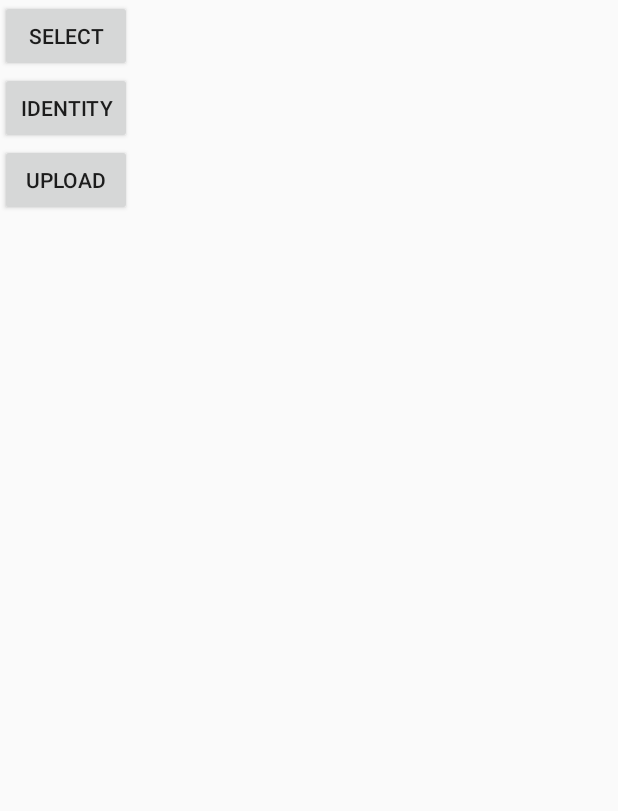
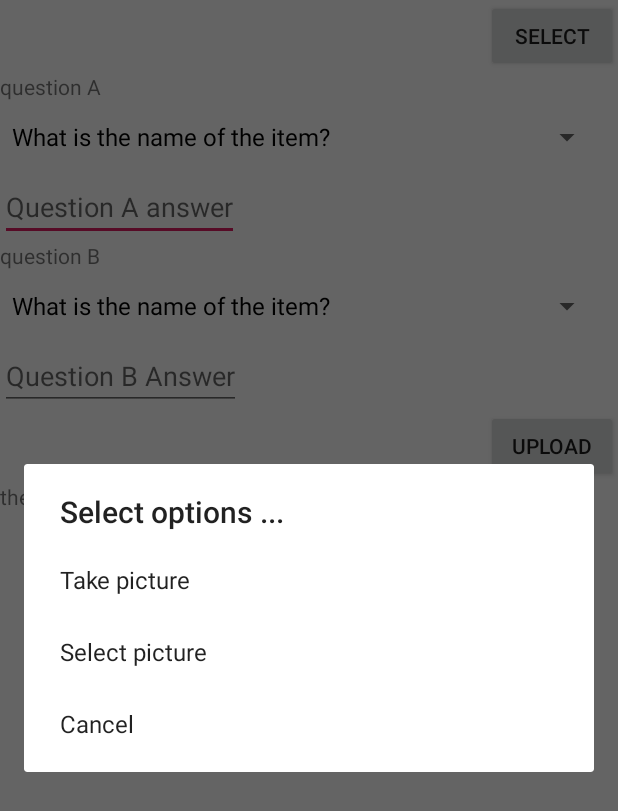
Before and after one commit to chauchauhy/FYP_Found, an Android app: the screen it shows after launch (ImageClassification), after a tap on "SELECT", on a phone screen of 412 x 824 dp. Shown: the top 811 px of the screen. Run offline under Robolectric (Android 15) with nearby library versions, the phone set to English and light mode, and no system bars; our stand-ins replace Firebase (no records; nobody signed in at launch, a user with empty details on screens opened directly); 1 statement that could not run was skipped.

```diff
--- a/app/src/main/java/com/example/fyp_found/ImageClassification.java
+++ b/app/src/main/java/com/example/fyp_found/ImageClassification.java
@@ -2,6 +2,8 @@ package com.example.fyp_found;
 
 import android.Manifest;
 import android.annotation.SuppressLint;
+import android.app.AlertDialog;
+import android.app.Dialog;
 import android.content.Context;
 import android.content.DialogInterface;
 import android.content.Intent;
@@ -16,19 +18,23 @@ import android.location.Location;
 import android.location.LocationManager;
 import android.net.Uri;
 import android.os.Bundle;
+import android.os.Environment;
 import android.os.Looper;
 import android.provider.MediaStore;
 import android.provider.Settings;
 import android.util.Base64;
 import android.util.Log;
 import android.view.View;
+import android.widget.AdapterView;
+import android.widget.ArrayAdapter;
 import android.widget.Button;
+import android.widget.EditText;
 import android.widget.ImageView;
+import android.widget.Spinner;
 import android.widget.TextView;
 
 import androidx.annotation.NonNull;
 import androidx.annotation.Nullable;
-import androidx.appcompat.app.AlertDialog;
 import androidx.appcompat.app.AppCompatActivity;
 import androidx.core.app.ActivityCompat;
 
@@ -57,11 +63,17 @@ import com.google.firebase.ml.vision.text.FirebaseVisionText;
 import com.google.firebase.ml.vision.text.FirebaseVisionTextRecognizer;
 
 import java.io.ByteArrayOutputStream;
+import java.io.File;
 import java.io.FileNotFoundException;
+import java.io.FileOutputStream;
 import java.io.IOException;
+import java.text.SimpleDateFormat;
 import java.util.ArrayList;
+import java.util.Date;
 import java.util.List;
 import java.util.Locale;
+
+import static com.example.fyp_found.setup.staticclass.current_dev_code;
 
 public class ImageClassification extends AppCompatActivity {
     TextView text, text1;
@@ -69,6 +81,11 @@ public class ImageClassification extends AppCompatActivity {
     Button select, identitfy, upload;
     Context context;
     Bitmap bitmap;
+    Spinner questionA, questionB;
+    EditText questionA_ans, questionB_ans;
+    String questionA_str , questionB_str;
+    ArrayList<String> question =new ArrayList<>();
+    String[] question_arr_final =  {"What is the name of the item?", "How much of this item?", "Where find this item? (in locker or somewhere?)" ,"When find this item" ,"What in this item?"};
     TextView t_array[] = new TextView[5];
     List[] list;
     ArrayList<Text_Recognize> text_re = new ArrayList<Text_Recognize>();
@@ -86,6 +103,7 @@ public class ImageClassification extends AppCompatActivity {
     String text_re_Str = "";
     // pick up image
     private int picked_image_code = 1;
+    private int take_carma_code = 2;
     private Uri image_uri;   // uri == url for android file
 
 
@@ -106,6 +124,10 @@ public class ImageClassification extends AppCompatActivity {
 
     }
 
+
+
+
+
     private void initvarible() {
         context = this;
         firebaseUser = FirebaseAuth.getInstance().getCurrentUser();
@@ -114,10 +136,10 @@ public class ImageClassification extends AppCompatActivity {
         }
         if(LocationServices.getFusedLocationProviderClient(this)!=null){
             fusedLocationProviderClient = LocationServices.getFusedLocationProviderClient(this);
-
         }
+        current_dev_code = Settings.Secure.getString(getContentResolver(),
+                Settings.Secure.ANDROID_ID);
     }
-
     private void initui() {
         // image's type
         t_array[0] = findViewById(R.id.image_label_imagetype_main);
@@ -131,6 +153,7 @@ public class ImageClassification extends AppCompatActivity {
         //button
         select = findViewById(R.id.image_label_select_btn);
         identitfy = findViewById(R.id.image_label_identitfy_btn);
+        identitfy.setVisibility(View.GONE);
         upload = findViewById(R.id.image_label_upload);
 
 
@@ -138,24 +161,100 @@ public class ImageClassification extends AppCompatActivity {
         text1 = findViewById(R.id.image_label_image_text);
         text = findViewById(R.id.image_label_imagetype_text);
 
+        // question
+        questionA = findViewById(R.id.spinner_questionA);
+        questionB = findViewById(R.id.spinner_questionB);
+        questionA_ans = findViewById(R.id.questionA_Ans);
+        questionB_ans = findViewById(R.id.questionB_Ans);
+        spinnerAdapter();
+
     }
+    private void spinnerAdapter(){
+        for(String i : question_arr_final){
+            question.add(i);
+        }
+        questionA.setPrompt("QuestionA");
+        questionA.setSelection(0, true);
+        questionA.setOnItemSelectedListener(new Spinner.OnItemSelectedListener() {
+            @Override
+            public void onItemSelected(AdapterView<?> adapterView, View view, int i, long l) {
+                questionA_str = question.get(i).toString();
+
+            }
+
+            @Override
+            public void onNothingSelected(AdapterView<?> adapterView) {
+                questionA_str = question.get(0).toString();
+
+            }
+        });
+
+
+        ArrayAdapter<String> questionA_adapter = new ArrayAdapter<>(ImageClassification.this, R.layout.support_simple_spinner_dropdown_item, question);
+        questionA.setAdapter(questionA_adapter);
+
+
+
+        questionB.setPrompt("QuestionB");
+        questionB.setSelection(0, true);
+        questionB.setOnItemSelectedListener(new Spinner.OnItemSelectedListener() {
+            @Override
+            public void onItemSelected(AdapterView<?> adapterView, View view, int i, long l) {
+                questionB_str = question.get(i);
+            }
+
+            @Override
+            public void onNothingSelected(AdapterView<?> adapterView) {
+                questionB_str = question.get(0);
+
+            }
+        });
+
+
+
+        ArrayAdapter<String> questionB_adapter = new ArrayAdapter<>(ImageClassification.this, R.layout.support_simple_spinner_dropdown_item, question);
+
+        questionB.setAdapter(questionB_adapter);
+
+    }
+
+    private void upload(){
+        if(bitmap!=null){
+            String bitmapToString = bitmaptoString(bitmap);
+
+        }
+    }
+
 
     private void buttonclicked() {
         select.setOnClickListener(new View.OnClickListener() {
             @Override
             public void onClick(View view) {
+                final AlertDialog.Builder builder = new AlertDialog.Builder(context);
+                final CharSequence[] options = {"Take picture", "Select picture", "Cancel"};
+                final String[] option =  {"Take picture", "Select picture", "Cancel"};
+                builder.setTitle("Select options ...").setItems(options, new DialogInterface.OnClickListener() {
+                    @Override
+                    public void onClick(DialogInterface dialogInterface, int i) {
+                        if(options[i].equals(option[0])){
+                            dialogInterface.dismiss();
+                            Intent intent = new Intent(MediaStore.ACTION_IMAGE_CAPTURE);
+                            startActivityForResult(intent, take_carma_code);
+
+                        }else if(options[i].equals(option[1])){
+                            dialogInterface.dismiss();
                             Intent intent = new Intent();
                             intent.setType("image/*");
                             intent.setAction(Intent.ACTION_GET_CONTENT);
-                startActivityForResult(Intent.createChooser(intent, "Please select a image from gallary"), 1);
+                            startActivityForResult(Intent.createChooser(intent, "Please select a image from gallary"), picked_image_code);
+
+
+                        }else if(options[i].equals(option[2])){
+                            dialogInterface.dismiss();
                         }
-        });
-        identitfy.setOnClickListener(new View.OnClickListener() {
-            @Override
-            public void onClick(View view) {
-                if (bitmap != null) {
-                    image_defin(bitmap);
                     }
+                }).show();
+
             }
         });
         select.setOnLongClickListener(new View.OnLongClickListener() {
@@ -174,10 +273,19 @@ public class ImageClassification extends AppCompatActivity {
     }
 
     // find out the image path on device
+    // request code == the intent action number;
     @Override
     protected void onActivityResult(int requestCode, int resultCode, @Nullable Intent data) {
         super.onActivityResult(requestCode, resultCode, data);
+        // if the result code == picked _ image code
         if (requestCode == picked_image_code && resultCode == RESULT_OK && data != null && data.getData() != null) {
+            for(TextView t : t_array){
+                t.setText("");
+                t.setVisibility(View.GONE);
+                text.setVisibility(View.GONE);
+                text1.setText("");
+                text.setText("");
+            }
             image_uri = data.getData();
             Log.i(staticclass.TAG, String.valueOf(image_uri));
 
@@ -185,6 +293,9 @@ public class ImageClassification extends AppCompatActivity {
                 bitmap = MediaStore.Images.Media.getBitmap(getContentResolver(), image_uri);
                 showimage.setImageBitmap(bitmap);
                 showimage.setVisibility(View.VISIBLE);
+                if(bitmap != null){
+                    image_defin(bitmap);
+                }
             } catch (FileNotFoundException e) {
                 Log.i(staticclass.TAG, e.toString());
                 e.printStackTrace();
@@ -192,6 +303,31 @@ public class ImageClassification extends AppCompatActivity {
                 e.printStackTrace();
                 Log.i(staticclass.TAG, e.toString());
             }
+            // if the result code == take carma code
+        }else if(requestCode == take_carma_code && data!=null){
+            for(TextView t : t_array){
+                t.setText("");
+                t.setVisibility(View.GONE);
+                text1.setText("");
+                text.setVisibility(View.GONE);
+                text.setText("");
+            }
+            try {
+                image_uri = data.getData();
+                bitmap = (Bitmap) data.getExtras().get("data");
+                ByteArrayOutputStream byteArrayOutputStream = new ByteArrayOutputStream();
+                bitmap.compress(Bitmap.CompressFormat.JPEG, 50, byteArrayOutputStream);
+
+                showimage.setImageBitmap(bitmap);
+                showimage.setVisibility(View.VISIBLE);
+                if(bitmap != null){
+                    image_defin(bitmap);
+                }
+            } catch (Exception e) {
+                e.printStackTrace();
+            }
+        }else{
+            Log.i(staticclass.TAG, "loss");
         }
     }
 
@@ -200,31 +336,29 @@ public class ImageClassification extends AppCompatActivity {
     private void image_defin(Bitmap bitmap) {
         if (bitmap != null) {
             final FirebaseVisionImage firebaseVisionImage = FirebaseVisionImage.fromBitmap(bitmap);
-            FirebaseVisionImageLabeler firebaseVisionImageLabeler = FirebaseVision.getInstance().getOnDeviceImageLabeler();
+            final FirebaseVisionImageLabeler firebaseVisionImageLabeler = FirebaseVision.getInstance().getOnDeviceImageLabeler();
             firebaseVisionImageLabeler.processImage(firebaseVisionImage).addOnSuccessListener(new OnSuccessListener<List<FirebaseVisionImageLabel>>() {
                 @Override
                 public void onSuccess(List<FirebaseVisionImageLabel> firebaseVisionImageLabels) {
-                    if (firebaseVisionImageLabels.size() > 0) {
+                    if (firebaseVisionImageLabels.size() > 0&& firebaseVisionImageLabels.size()<6) {
                         for (int i = 0; i < firebaseVisionImageLabels.size(); i++) {
+                            if (firebaseVisionImageLabels.get(i).getText() != null) {
                                 t_array[i].setText(firebaseVisionImageLabels.get(i).getText());
+//                                t_array[i].setClickable(true);
                                 Machine_Learning_key mlclass = new Machine_Learning_key(firebaseVisionImageLabels.get(i).getEntityId(), firebaseVisionImageLabels.get(i).getText(), firebaseVisionImageLabels.get(i).getConfidence());
                                 machine_learning_keys.add(mlclass);
-
-
-                            if (t_array[i].getText().toString().trim().length() > 2) {
+                                if (firebaseVisionImageLabels.get(i).getText().toString() != null) {
                                     t_array[i].setVisibility(View.VISIBLE);
                                 } else {
                                     t_array[i].setVisibility(View.GONE);
+                                }
                             }
                         }
                         text_recognation();
                     }else if (firebaseVisionImageLabels.size() <= 0) {
                         createDialog(getResources().getString(R.string.cannotfindout));
                         text_recognation();
-
                     }
-
-
                 }
             });
         }
@@ -241,18 +375,21 @@ public class ImageClassification extends AppCompatActivity {
                         Rect box = block.getBoundingBox();
                         Point[] points = block.getCornerPoints();
                         text_re_Str = text_re_Str + block.getText();
-
                         // this part should be add an error checking such as if else to confirm the firebasevision text array 0 position not null, if not  there will be crash
                         text_re.add(new Text_Recognize(block.getText()));
-//                            Log.i(staticclass.TAG, String.valueOf(text_re.size())+ String.valueOf(text_re.get(0).getText()));
+                        if(text_re.get(0).getText().length()>2 && text_re.get(0).getText().length()<14) {
                             text.setText(text_re.get(0).getText());
                             text.setVisibility(View.VISIBLE);
+                        }else{
+                            text.setText("");
+                            text.setVisibility(View.GONE);
+                        }
                     }
                 }
             }).addOnFailureListener(new OnFailureListener() {
                 @Override
                 public void onFailure(@NonNull Exception e) {
-
+                        text.setVisibility(View.GONE);
                 }
             });
         } else {
@@ -364,10 +501,11 @@ public class ImageClassification extends AppCompatActivity {
                         public void onComplete(@NonNull Task<Location> task) {
                            Location location = task.getResult();
                            if(location!=null){
-                               for(String s : convertTheAddress(location.getLongitude(), location.getLatitude()).split(",")){
-                                   addressline.add(s);
-                                   Log.i(staticclass.TAG, s);
-                               }
+//                               for(String s : convertTheAddress(location.getLongitude(), location.getLatitude()).split(",")){
+//                                   addressline.add(s);
+//                                   Log.i(staticclass.TAG, s);
+//                               }
+                               String formated = formatAddress(convertTheAddress(location.getLongitude(),location.getLatitude()));
                            }else{
                                 requestNewLocations();
                            }
@@ -449,21 +587,20 @@ public class ImageClassification extends AppCompatActivity {
         }
 
     }
+
+    private String formatAddress(String address){
+        String formate = "";
+        address.split(",");
+
+        return formate;
+
+    }
+
     //////////////////////////////////////////////////////////////////////////////////////////////////////////////////////////////////////////////////////////////////////////////
     ///////////////////////////////////////END OF GET CURRENT LONGITUDE AND LATITUDE TO ADDRESS ////////////////////////
     //////////////////////////////////////////////////////////////////////////////////////////////////////////////////////////////////////////////////////////////////////////////
 
 
 
-    // store
-//    private void firebaseStore(Current_Lost_Record current_lost_record){
-//
-//        if(current_lost_record!=null && firebaseUser !=null){
-//            reference = FirebaseDatabase.getInstance().getReference(final_static_str_db_name_current);
-//            HashMap<String, String > hashMap = new HashMap<>();
-//
-//        }
-//
-//    }
 
 }
--- a/app/src/main/java/com/example/fyp_found/class_package_upload/RequestHandler.java
+++ b/app/src/main/java/com/example/fyp_found/class_Package/RequestHandler.java
@@ -1,4 +1,4 @@
-package com.example.fyp_found.class_package_upload;
+package com.example.fyp_found.class_Package;
 
 import java.io.BufferedReader;
 import java.io.BufferedWriter;
--- a/app/src/main/java/com/example/fyp_found/datastru/Current_Lost_Record.java
+++ b/app/src/main/java/com/example/fyp_found/datastru/Current_Lost_Record.java
@@ -165,4 +165,5 @@ public class Current_Lost_Record {
 
     public Current_Lost_Record() {
     }
+
 }
--- a/app/src/main/res/layout/activity_image_classification.xml
+++ b/app/src/main/res/layout/activity_image_classification.xml
@@ -5,10 +5,16 @@
     android:layout_height="match_parent"
     android:orientation="vertical"
     tools:context=".ImageClassification">
+    <ImageView
+        android:id="@+id/image_label_image"
+        android:layout_width="match_parent"
+        android:layout_height="220dp"
+        android:visibility="gone" />
 
     <Button
         android:id="@+id/image_label_select_btn"
         android:layout_width="wrap_content"
+        android:layout_gravity="end"
         android:layout_height="wrap_content"
         android:text="@string/select"
 
@@ -18,19 +24,55 @@
         android:id="@+id/image_label_identitfy_btn"
         android:layout_width="wrap_content"
         android:layout_height="wrap_content"
+        android:layout_gravity="end"
+        android:visibility="gone"
         android:text="@string/identity" />
+    <TextView
+        android:layout_width="wrap_content"
+        android:layout_height="wrap_content"
+        android:text="question A"
+        />
 
+    <Spinner
+        android:id="@+id/spinner_questionA"
+        android:layout_width="wrap_content"
+
+        android:layout_height="wrap_content" />
+
+    <EditText
+        android:layout_width="wrap_content"
+        android:layout_height="wrap_content"
+        android:hint="Question A answer"
+        android:id="@+id/questionA_Ans"
+        />
+    <TextView
+
+        android:layout_width="wrap_content"
+        android:layout_height="wrap_content"
+        android:text="question B"
+        />
+    <Spinner
+        android:layout_width="wrap_content"
+        android:layout_height="wrap_content"
+
+        android:id="@+id/spinner_questionB"
+        />
+
+    <EditText
+        android:layout_width="wrap_content"
+        android:id="@+id/questionB_Ans"
+        android:layout_height="wrap_content"
+        android:hint="Question B Answer"
+        />
     <Button
         android:layout_width="wrap_content"
+        android:layout_gravity="end"
         android:layout_height="wrap_content"
+
         android:id="@+id/image_label_upload"
         android:text="@string/upload"
         />
-    <ImageView
-        android:id="@+id/image_label_image"
-        android:layout_width="match_parent"
-        android:layout_height="220dp"
-        android:visibility="gone" />
+
 
 
 
@@ -38,39 +80,57 @@
         android:layout_width="wrap_content"
         android:layout_height="wrap_content"
         android:orientation="vertical">
+        <TextView
+            android:layout_width="wrap_content"
+            android:layout_height="wrap_content"
+            android:text="the picture may be about above tag : "
+            />
 
         <TextView
             android:id="@+id/image_label_imagetype_main"
             android:layout_width="wrap_content"
+            android:visibility="gone"
+
             android:layout_height="wrap_content" />
 
         <TextView
             android:id="@+id/image_label_imagetype_sec"
             android:layout_width="wrap_content"
+            android:visibility="gone"
+
             android:layout_height="wrap_content" />
 
         <TextView
             android:id="@+id/image_label_imagetype_thr"
             android:layout_width="wrap_content"
+            android:visibility="gone"
+
             android:layout_height="wrap_content" />
 
         <TextView
             android:id="@+id/image_label_imagetype_fou"
             android:layout_width="wrap_content"
+            android:visibility="gone"
+
             android:layout_height="wrap_content" />
 
         <TextView
             android:id="@+id/image_label_imagetype_fiv"
             android:layout_width="wrap_content"
+            android:visibility="gone"
+
             android:layout_height="wrap_content" />
 
         <TextView
             android:id="@+id/image_label_imagetype_text"
             android:layout_width="wrap_content"
+            android:visibility="gone"
             android:layout_height="wrap_content" />
         <TextView
             android:id="@+id/image_label_image_text"
             android:layout_width="wrap_content"
+            android:visibility="gone"
+
             android:layout_height="wrap_content" />
 
     </LinearLayout>
```
Also changed, not shown: app/src/main/res/values/array_spinner.xml (added, +20 -0 lines), 1 other file. Lines whose indentation alone changed are shown as unchanged.
